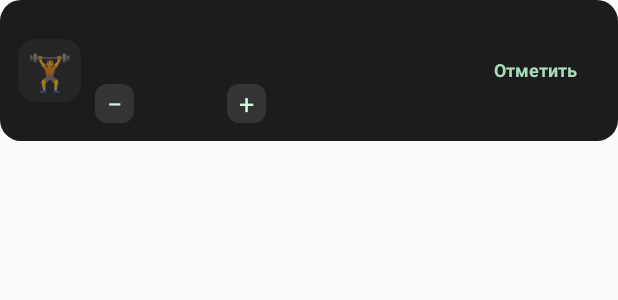
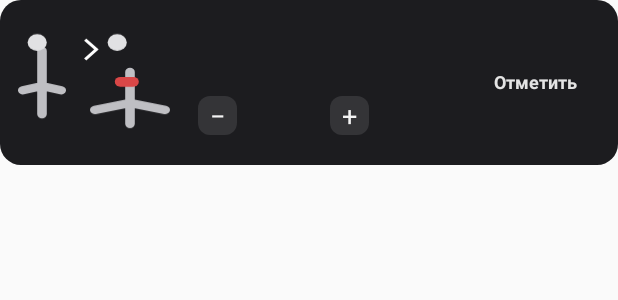
Before and after one commit to DenisovR/workout-widget, an Android app: the layout exercise_three.xml on its own in the app's theme, with its tools: preview values and no code run, on a phone screen of 412 x 824 dp. Shown: the top 300 px of the screen. Run offline under Robolectric (Android 15) with nearby library versions, the phone set to English and light mode, and no system bars.

Commit message:
Display exercise pose illustration in monochrome workout cards

```diff
--- a/app/src/main/res/layout/exercise_three.xml
+++ b/app/src/main/res/layout/exercise_three.xml
@@ -2,15 +2,15 @@
 <LinearLayout xmlns:android="http://schemas.android.com/apk/res/android"
  android:layout_width="match_parent" android:layout_height="wrap_content"
  android:layout_marginBottom="7dp" android:background="@drawable/exercise_card" android:padding="12dp" android:gravity="center_vertical" android:orientation="horizontal">
- <TextView android:id="@+id/icon3" android:layout_width="42dp" android:layout_height="42dp" android:background="@drawable/icon_back" android:gravity="center" android:textSize="24sp" android:text="🏋"/>
- <LinearLayout android:layout_width="0dp" android:layout_height="wrap_content" android:layout_weight="1" android:layout_marginLeft="9dp" android:orientation="vertical">
+ <ImageView android:id="@+id/icon3" android:layout_width="112dp" android:layout_height="86dp" android:scaleType="fitCenter" android:contentDescription="Схема выполнения упражнения" android:src="@drawable/exercise_pose_2"/>
+ <LinearLayout android:layout_width="0dp" android:layout_height="wrap_content" android:layout_weight="1" android:layout_marginLeft="8dp" android:orientation="vertical">
   <TextView android:id="@+id/name3" android:layout_width="match_parent" android:layout_height="wrap_content" android:textColor="#FFFFFF" android:textSize="13sp" android:textStyle="bold" android:maxLines="2" android:ellipsize="end"/>
-  <TextView android:id="@+id/reps3" android:layout_width="match_parent" android:layout_height="wrap_content" android:layout_marginTop="4dp" android:textColor="#9EB4AC" android:textSize="11sp"/>
+  <TextView android:id="@+id/reps3" android:layout_width="match_parent" android:layout_height="wrap_content" android:layout_marginTop="4dp" android:textColor="#A9A9AC" android:textSize="11sp"/>
   <LinearLayout android:layout_width="wrap_content" android:layout_height="wrap_content" android:gravity="center_vertical" android:layout_marginTop="6dp">
-   <TextView android:id="@+id/minus3" android:layout_width="26dp" android:layout_height="26dp" android:gravity="center" android:background="@drawable/small_button" android:text="−" android:textColor="#D6F8DF" android:textSize="18sp"/>
-   <TextView android:id="@+id/weight3" android:layout_width="wrap_content" android:layout_height="wrap_content" android:minWidth="62dp" android:gravity="center" android:textColor="#D6F8DF" android:textSize="12sp" android:textStyle="bold"/>
-   <TextView android:id="@+id/plus3" android:layout_width="26dp" android:layout_height="26dp" android:gravity="center" android:background="@drawable/small_button" android:text="+" android:textColor="#D6F8DF" android:textSize="18sp"/>
+   <TextView android:id="@+id/minus3" android:layout_width="26dp" android:layout_height="26dp" android:gravity="center" android:background="@drawable/small_button" android:text="−" android:textColor="#F4F4F4" android:textSize="18sp"/>
+   <TextView android:id="@+id/weight3" android:layout_width="wrap_content" android:layout_height="wrap_content" android:minWidth="62dp" android:gravity="center" android:textColor="#F4F4F4" android:textSize="12sp" android:textStyle="bold"/>
+   <TextView android:id="@+id/plus3" android:layout_width="26dp" android:layout_height="26dp" android:gravity="center" android:background="@drawable/small_button" android:text="+" android:textColor="#F4F4F4" android:textSize="18sp"/>
   </LinearLayout>
  </LinearLayout>
- <TextView android:id="@+id/check3" android:layout_width="86dp" android:layout_height="48dp" android:gravity="center" android:text="Отметить" android:textColor="#A8DDBA" android:textSize="12sp" android:textStyle="bold" android:contentDescription="Отметить выполнение упражнения"/>
+ <TextView android:id="@+id/check3" android:layout_width="86dp" android:layout_height="48dp" android:gravity="center" android:text="Отметить" android:textColor="#E4E4E4" android:textSize="12sp" android:textStyle="bold" android:contentDescription="Отметить выполнение упражнения"/>
 </LinearLayout>
```
